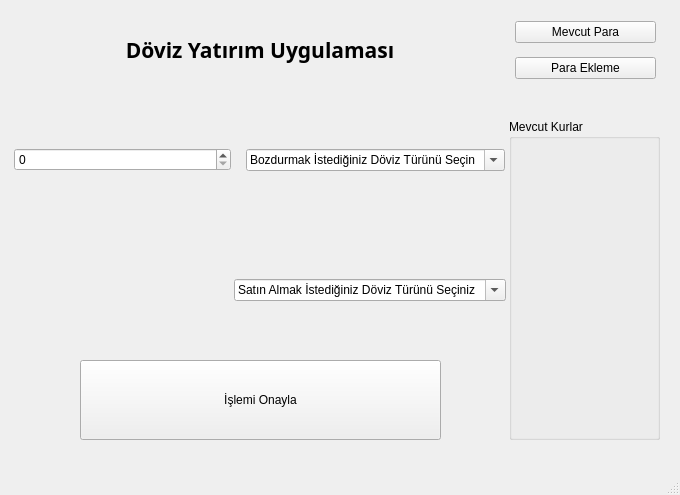
First picture: the form in Ana_Tasarım.ui, repository huseyinkaplann/Exchange-Rate-API, before the edit.
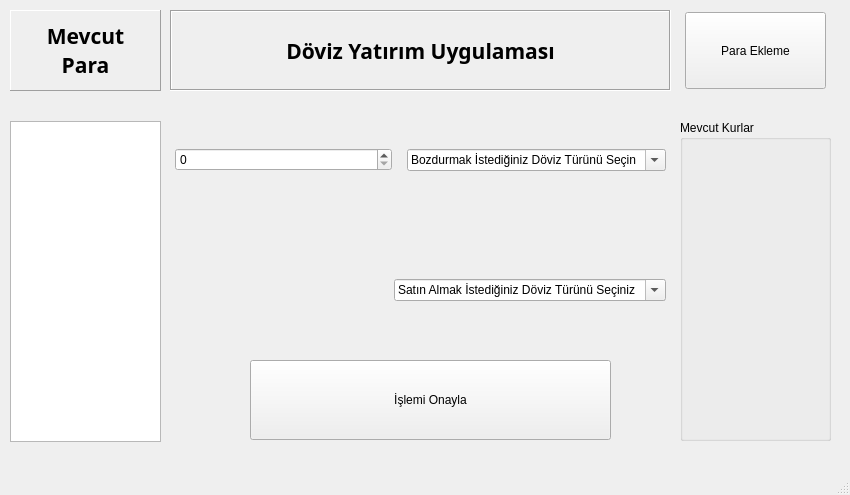
Second picture: the form after the edit.

Commit message: Mevcut Para Listelendi

Diff of the .ui file:
```diff
--- a/Ana_Tasarım.ui
+++ b/Ana_Tasarım.ui
@@ -6,7 +6,7 @@
    <rect>
     <x>0</x>
     <y>0</y>
-    <width>680</width>
+    <width>850</width>
     <height>495</height>
    </rect>
   </property>
@@ -17,10 +17,10 @@
    <widget class="QLabel" name="lblTitle">
     <property name="geometry">
      <rect>
-      <x>10</x>
+      <x>170</x>
       <y>10</y>
-      <width>500</width>
-      <height>80</height>
+      <width>501</width>
+      <height>81</height>
      </rect>
     </property>
     <property name="font">
@@ -38,6 +38,12 @@
     <property name="layoutDirection">
      <enum>Qt::LeftToRight</enum>
     </property>
+    <property name="frameShape">
+     <enum>QFrame::Box</enum>
+    </property>
+    <property name="frameShadow">
+     <enum>QFrame::Sunken</enum>
+    </property>
     <property name="text">
      <string>Döviz Yatırım Uygulaması</string>
     </property>
@@ -51,13 +57,13 @@
    <widget class="QWidget" name="verticalLayoutWidget">
     <property name="geometry">
      <rect>
-      <x>510</x>
+      <x>680</x>
       <y>10</y>
       <width>151</width>
       <height>81</height>
      </rect>
     </property>
-    <layout class="QVBoxLayout" name="verticalLayout_2" stretch="0,0">
+    <layout class="QVBoxLayout" name="verticalLayout_2" stretch="0">
      <property name="spacing">
       <number>5</number>
      </property>
@@ -73,15 +79,14 @@
      <property name="bottomMargin">
       <number>2</number>
      </property>
-     <item>
-      <widget class="QPushButton" name="btnMevcutPara">
-       <property name="text">
-        <string>Mevcut Para</string>
-       </property>
-      </widget>
-     </item>
      <item>
       <widget class="QPushButton" name="btnParaEkle">
+       <property name="sizePolicy">
+        <sizepolicy hsizetype="Minimum" vsizetype="Preferred">
+         <horstretch>0</horstretch>
+         <verstretch>0</verstretch>
+        </sizepolicy>
+       </property>
        <property name="text">
         <string>Para Ekleme</string>
        </property>
@@ -92,7 +97,7 @@
    <widget class="QWidget" name="horizontalLayoutWidget">
     <property name="geometry">
      <rect>
-      <x>9</x>
+      <x>170</x>
       <y>120</y>
       <width>501</width>
       <height>80</height>
@@ -144,7 +149,7 @@
    <widget class="QWidget" name="horizontalLayoutWidget_2">
     <property name="geometry">
      <rect>
-      <x>10</x>
+      <x>170</x>
       <y>250</y>
       <width>501</width>
       <height>80</height>
@@ -196,7 +201,7 @@
    <widget class="QWidget" name="horizontalLayoutWidget_3">
     <property name="geometry">
      <rect>
-      <x>80</x>
+      <x>250</x>
       <y>360</y>
       <width>361</width>
       <height>80</height>
@@ -224,8 +229,8 @@
    <widget class="QGroupBox" name="groupKurlar">
     <property name="geometry">
      <rect>
-      <x>509</x>
-      <y>119</y>
+      <x>680</x>
+      <y>120</y>
       <width>151</width>
       <height>321</height>
      </rect>
@@ -372,6 +377,62 @@
      </layout>
     </widget>
    </widget>
+   <widget class="QLabel" name="lblTopPara">
+    <property name="geometry">
+     <rect>
+      <x>10</x>
+      <y>10</y>
+      <width>151</width>
+      <height>81</height>
+     </rect>
+    </property>
+    <property name="font">
+     <font>
+      <family>Arial Rounded MT Bold</family>
+      <pointsize>16</pointsize>
+      <weight>75</weight>
+      <bold>true</bold>
+     </font>
+    </property>
+    <property name="mouseTracking">
+     <bool>true</bool>
+    </property>
+    <property name="focusPolicy">
+     <enum>Qt::NoFocus</enum>
+    </property>
+    <property name="autoFillBackground">
+     <bool>false</bool>
+    </property>
+    <property name="frameShape">
+     <enum>QFrame::Panel</enum>
+    </property>
+    <property name="frameShadow">
+     <enum>QFrame::Raised</enum>
+    </property>
+    <property name="text">
+     <string>Mevcut
+Para</string>
+    </property>
+    <property name="alignment">
+     <set>Qt::AlignCenter</set>
+    </property>
+    <property name="wordWrap">
+     <bool>false</bool>
+    </property>
+    <property name="margin">
+     <number>0</number>
+    </property>
+   </widget>
+   <widget class="QListWidget" name="listTopPara">
+    <property name="geometry">
+     <rect>
+      <x>10</x>
+      <y>121</y>
+      <width>151</width>
+      <height>321</height>
+     </rect>
+    </property>
+   </widget>
   </widget>
   <widget class="QMenuBar" name="menubar">
    <property name="geometry">
```
Left out of the diff: 2 changed lines with no effect on the pictures. The commit also changes 2 other files.
